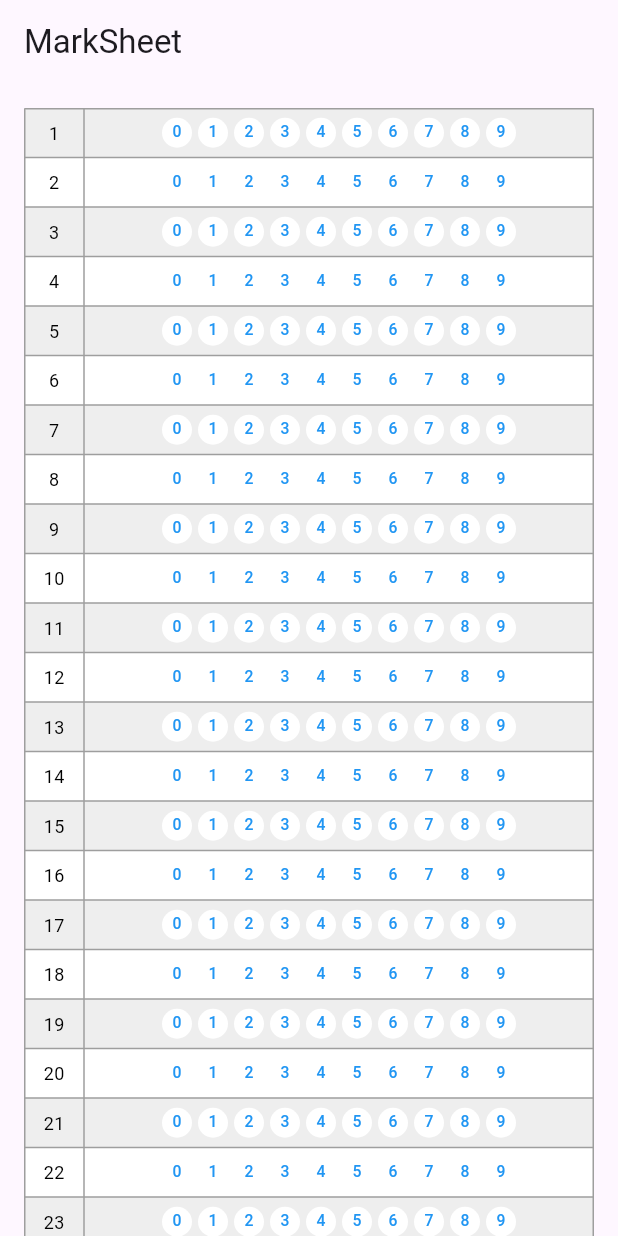
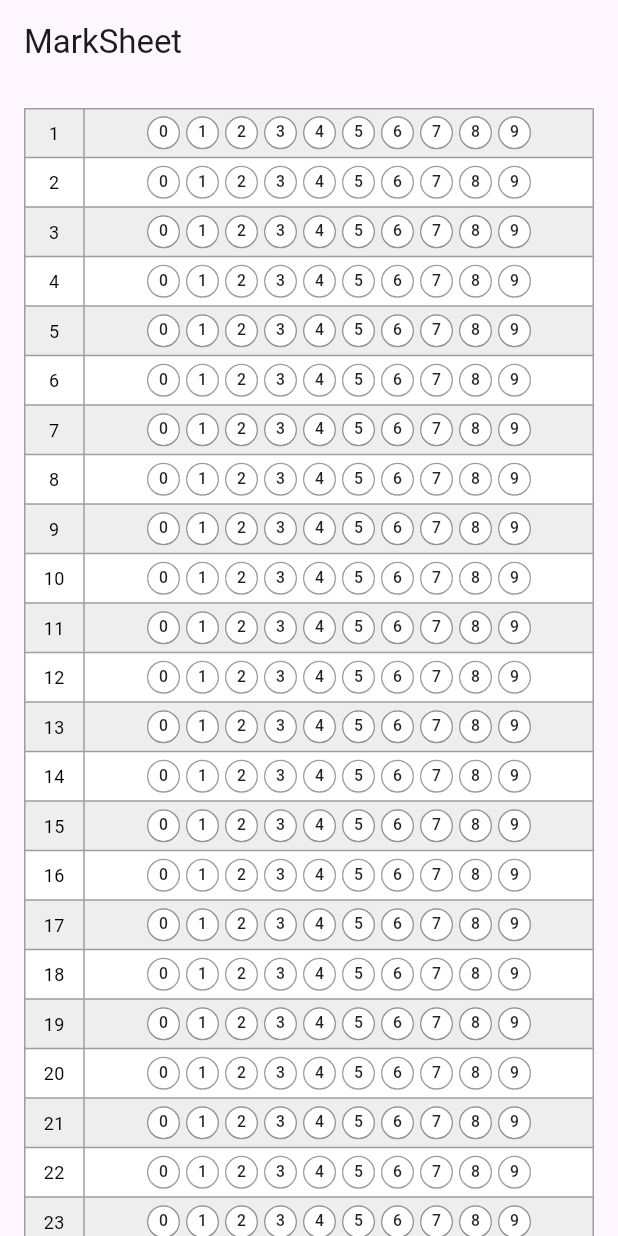
Before and after one commit to Teepen-kun/MarkSheetsFlutter, a Flutter app: the screen it shows after launch, on a phone screen of 412 x 824 dp. Run offline on Flutter 3.47's test engine with Material 3 defaults, Android fonts, the phone set to English and light mode, and no system bars.

Commit message:
marksheetsのscreen修正．マーク選択済みなら，その問題番号では複数マークせず，他の白い円を押した場合，マーキングを移動．その他UI修正

```diff
--- a/marksheets/lib/MarkSheet.dart
+++ b/marksheets/lib/MarkSheet.dart
@@ -1,7 +1,7 @@
 import 'package:flutter/material.dart';
 
 int numCellRows = 50;  //表示する行数
-int numMarks = 10; //マークの数
+int numMarks = 10; //各解答番号（各行）ごとのマークの数
 
 class Marksheet extends StatefulWidget {
   const Marksheet({super.key, required this.title});
@@ -13,27 +13,46 @@ class Marksheet extends StatefulWidget {
 }
 
 class _Marksheet extends State<Marksheet> {
-
+  //各回答ごとのマーク
   List<List<Color>> markColors = List.generate(
     numCellRows,
     (indexCellRows) => List.generate(numMarks, (indexMarks) => Colors.white));
+
+  //各問題の現在の選択．1つの回答欄行に複数選択するのを防ぐため必要．
+  List<int?> selectedMark = List.generate(numMarks,(index) => null);
+
   // MarkBoxセル生成
-  List<Widget> buildMarkBox(int indexMarks) {
+  List<Widget> buildMarkBox(int indexCellRow) {
     return List.generate(numMarks, (index) {
       return Padding(
         padding: const EdgeInsets.symmetric(horizontal: 2.0),
         child: GestureDetector(
           onTap: (){
             setState(() {
-              markColors[indexMarks][index] = (markColors[indexMarks][index] == Colors.white) ? Colors.black38 : Colors.white;
+              if(selectedMark[indexCellRow] == index){
+                markColors[indexCellRow][index] = Colors.white;
+                selectedMark[indexCellRow] = null;
+              }else {
+                if(selectedMark[indexCellRow] != null){
+                markColors[indexCellRow][selectedMark[indexCellRow]!] = Colors.white;
+              }
+              markColors[indexCellRow][index] = Colors.black45;
+              selectedMark[indexCellRow] = index;
+              }
             });
           },
-          child: CircleAvatar(
-            radius: 10,
-            backgroundColor: markColors[indexMarks][index],
-            child: Text(
-              '$index',
-              style: TextStyle(fontSize: 10.5, color: Colors.blue),
+          child: Container(
+            decoration: BoxDecoration(
+             shape: BoxShape.circle,
+             border: Border.all(color: Colors.black38 ),
+            ),
+            child: CircleAvatar(
+              radius: 10,
+              backgroundColor: markColors[indexCellRow][index],
+              child: Text(
+                '$index',
+                style: TextStyle(fontSize: 10.5, color: Colors.black87),
+              ),
             ),
           ),
         ),
```
